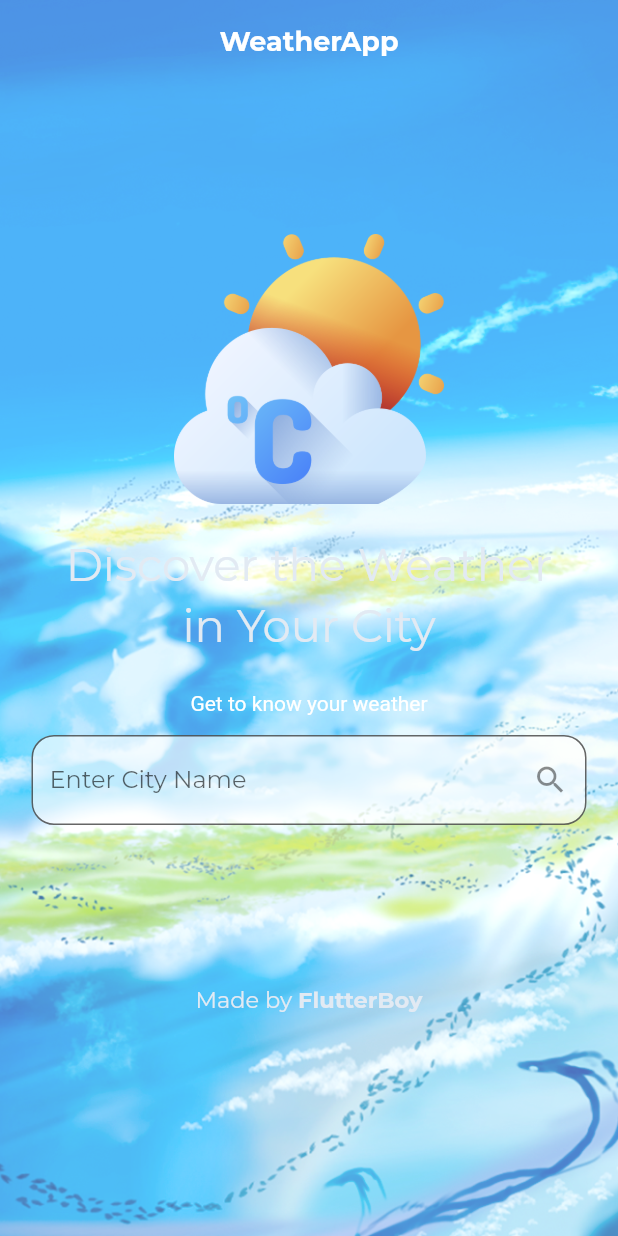
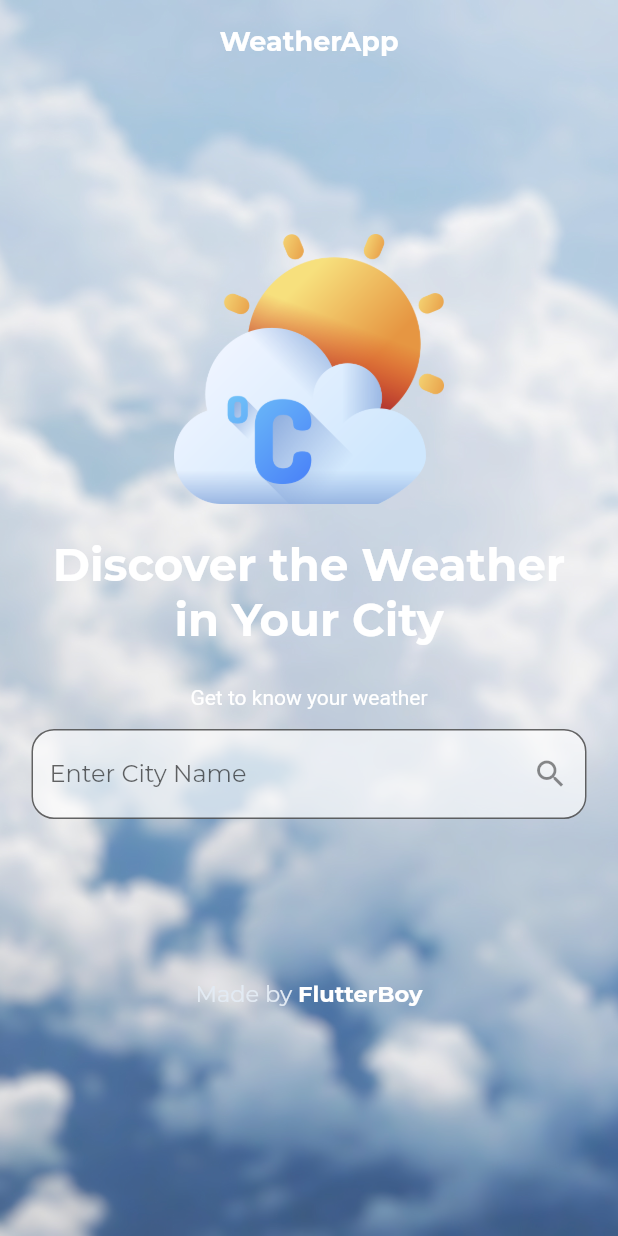
Before and after one commit to FlutterrBoy/weather-app-demo, a Flutter app: the screen it shows after launch, on a phone screen of 412 x 824 dp. Run offline on Flutter 3.47's test engine with Material 2 defaults, Android fonts, the phone set to English and light mode, and no system bars; our stand-ins replace google_fonts.

Commit message:
second commit

```diff
--- a/lib/pages/search_page.dart
+++ b/lib/pages/search_page.dart
@@ -19,8 +19,8 @@ class _SearchPageState extends State<SearchPage> {
     return Container(
       decoration: const BoxDecoration(
           image: DecorationImage(
-              image: AssetImage("assets/bg2.png"),
-              opacity: 0.7,
+              image: AssetImage("assets/clouds.jpg"),
+              opacity: 0.9,
               fit: BoxFit.cover)),
       child: Scaffold(
         backgroundColor: Colors.transparent,
@@ -52,24 +52,15 @@ class _SearchPageState extends State<SearchPage> {
                 Padding(
                   padding: const EdgeInsets.all(2.0),
                   child: Text(
-                    "Discover the Weather",
+                    "Discover the Weather\nin Your City",
+                    textAlign: TextAlign.center,
                     style: GoogleFonts.montserrat(
-                      fontSize: 30,
-                      color: const Color(0xffE2EAF3),
-                    ),
+                        fontSize: 30,
+                        color: Colors.white,
+                        fontWeight: FontWeight.bold),
                   ),
                 ),
 
-                Padding(
-                  padding: const EdgeInsets.all(2.0),
-                  child: Text(
-                    "in Your City",
-                    style: GoogleFonts.montserrat(
-                      fontSize: 30,
-                      color: const Color(0xffE2EAF3),
-                    ),
-                  ),
-                ),
                 //
                 const SizedBox(height: 15),
 
@@ -79,7 +70,7 @@ class _SearchPageState extends State<SearchPage> {
                   child: Text(
                     "Get to know your weather",
                     style: TextStyle(
-                      color: Color.fromARGB(255, 255, 255, 255),
+                      color: Colors.white,
                     ),
                   ),
                 ),
@@ -156,7 +147,7 @@ class _SearchPageState extends State<SearchPage> {
                         "FlutterBoy",
                         style: GoogleFonts.montserrat(
                             fontSize: 15,
-                            color: const Color(0xffE2EAF3),
+                            color: Colors.white,
                             fontWeight: FontWeight.bold),
                       ),
                     ],
```
Also changed, not shown: assets/bg1.jpg (deleted), assets/bg2.png (deleted), assets/cloud.jpg (deleted), assets/clouds.jpg (added), assets/season.png (deleted), assets/weather.png (deleted).
